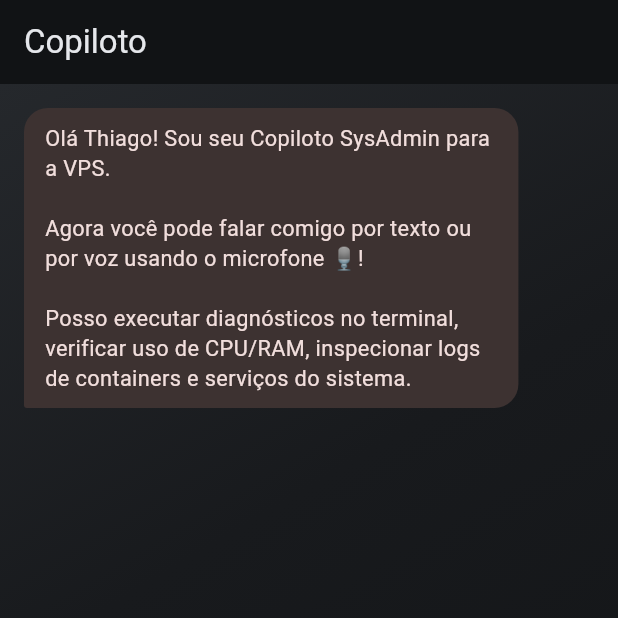
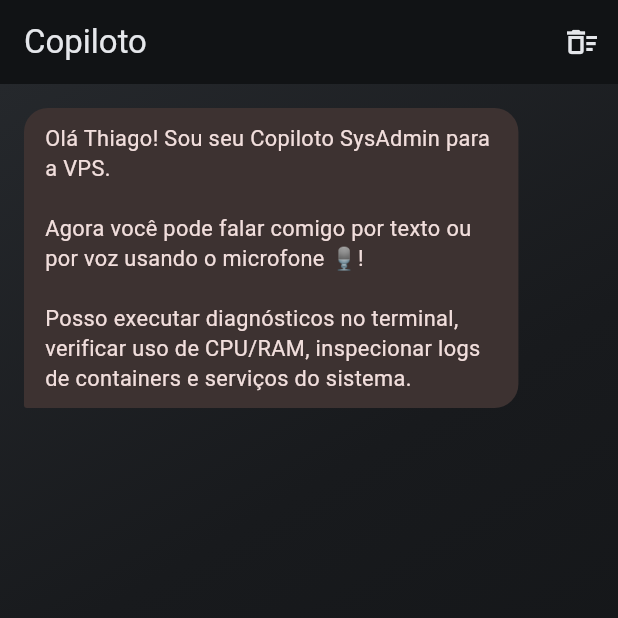
Before and after one commit to CostaPaiiva/Portfolio-showcase, a Flutter app: the HomeShell screen opened directly with empty values, item 4 of the bottom bar chosen, after a tap on the "arrow upward" icon, on a phone screen of 412 x 824 dp, the top half of it. Run offline on Flutter 3.47's test engine with Material 3 defaults, Android fonts, the phone set to English and light mode, and no system bars; our stand-ins replace flutter_local_notifications, flutter_secure_storage, speech_to_text; accounts and stored records are empty; network calls fail.

Commit message:
feat(mobile): persiste mensagens do copiloto e adiciona opcao de limpar chat

```diff
--- a/VPS-Controller/mobile/lib/screens/chat_screen.dart
+++ b/VPS-Controller/mobile/lib/screens/chat_screen.dart
@@ -1,11 +1,19 @@
 import 'package:flutter/material.dart';
 import 'package:speech_to_text/speech_to_text.dart' as stt;
 import '../services/api_service.dart';
+import '../services/chat_storage.dart';
 
 class ChatMessageItem {
   ChatMessageItem({required this.role, required this.text});
   final String role; // 'user' ou 'model'
   final String text;
+
+  Map<String, dynamic> toMap() => {'role': role, 'text': text};
+
+  factory ChatMessageItem.fromMap(Map<String, dynamic> map) => ChatMessageItem(
+        role: map['role'] as String? ?? 'user',
+        text: map['text'] as String? ?? '',
+      );
 }
 
 class ChatScreen extends StatefulWidget {
@@ -13,15 +21,18 @@ class ChatScreen extends StatefulWidget {
   final ApiService api;
 
   @override
-  State<ChatScreen> createState() => _ChatScreenState();
+  State<ChatScreen> createState() => ChatScreenState();
 }
 
-class _ChatScreenState extends State<ChatScreen> {
-  final List<ChatMessageItem> _messages = [
+class ChatScreenState extends State<ChatScreen> {
+  static const String _defaultWelcomeText =
+      'Olá Thiago! Sou seu Copiloto SysAdmin para a VPS.\n\nAgora você pode falar comigo por texto ou por voz usando o microfone 🎙️!\n\nPosso executar diagnósticos no terminal, verificar uso de CPU/RAM, inspecionar logs de containers e serviços do sistema.';
+
+  final ChatStorage _chatStorage = ChatStorage();
+  List<ChatMessageItem> _messages = [
     ChatMessageItem(
       role: 'model',
-      text:
-          'Olá Thiago! Sou seu Copiloto SysAdmin para a VPS.\n\nAgora você pode falar comigo por texto ou por voz usando o microfone 🎙️!\n\nPosso executar diagnósticos no terminal, verificar uso de CPU/RAM, inspecionar logs de containers e serviços do sistema.',
+      text: _defaultWelcomeText,
     ),
   ];
   final TextEditingController _controller = TextEditingController();
@@ -34,7 +45,62 @@ class _ChatScreenState extends State<ChatScreen> {
   @override
   void initState() {
     super.initState();
+    _loadHistory();
     _initSpeech();
+  }
+
+  Future<void> _loadHistory() async {
+    final saved = await _chatStorage.loadMessages();
+    if (saved != null && saved.isNotEmpty && mounted) {
+      setState(() {
+        _messages = saved;
+      });
+      _scrollToBottom();
+    }
+  }
+
+  Future<void> clearChat() async {
+    final confirm = await showDialog<bool>(
+      context: context,
+      builder: (ctx) => AlertDialog(
+        title: const Text('Limpar conversa?'),
+        content: const Text(
+            'Todas as mensagens do Copiloto serão apagadas do dispositivo.'),
+        actions: [
+          TextButton(
+            onPressed: () => Navigator.of(ctx).pop(false),
+            child: const Text('Cancelar'),
+          ),
+          FilledButton.tonal(
+            style: FilledButton.styleFrom(
+              foregroundColor: Theme.of(ctx).colorScheme.error,
+            ),
+            onPressed: () => Navigator.of(ctx).pop(true),
+            child: const Text('Limpar'),
+          ),
+        ],
+      ),
+    );
+
+    if (confirm == true && mounted) {
+      await _chatStorage.clearMessages();
+      setState(() {
+        _messages = [
+          ChatMessageItem(
+            role: 'model',
+            text: _defaultWelcomeText,
+          ),
+        ];
+      });
+      if (mounted) {
+        ScaffoldMessenger.of(context).showSnackBar(
+          const SnackBar(
+            content: Text('Conversa do Copiloto limpa com sucesso.'),
+            duration: Duration(seconds: 2),
+          ),
+        );
+      }
+    }
   }
 
   Future<void> _initSpeech() async {
@@ -107,6 +173,7 @@ class _ChatScreenState extends State<ChatScreen> {
       _messages.add(ChatMessageItem(role: 'user', text: text));
       _loading = true;
     });
+    _chatStorage.saveMessages(_messages);
 
     _scrollToBottom();
 
@@ -119,6 +186,7 @@ class _ChatScreenState extends State<ChatScreen> {
         setState(() {
           _messages.add(ChatMessageItem(role: 'model', text: reply));
         });
+        await _chatStorage.saveMessages(_messages);
       }
     } catch (e) {
       if (mounted) {
@@ -130,6 +198,7 @@ class _ChatScreenState extends State<ChatScreen> {
             ),
           );
         });
+        await _chatStorage.saveMessages(_messages);
       }
     } finally {
       if (mounted) {
--- a/VPS-Controller/mobile/lib/screens/home_shell.dart
+++ b/VPS-Controller/mobile/lib/screens/home_shell.dart
@@ -26,6 +26,7 @@ class HomeShell extends StatefulWidget {
 class _HomeShellState extends State<HomeShell> {
   final _dashboardKey = GlobalKey<DashboardScreenState>();
   final _alertsKey = GlobalKey<AlertsScreenState>();
+  final _chatKey = GlobalKey<ChatScreenState>();
   Timer? _liveRefreshTimer;
   int index = 0;
 
@@ -60,12 +61,22 @@ class _HomeShellState extends State<HomeShell> {
       0 => DashboardScreen(key: _dashboardKey, api: widget.api),
       1 => DockerScreen(api: widget.api),
       2 => SystemScreen(api: widget.api),
-      3 => ChatScreen(api: widget.api),
+      3 => ChatScreen(key: _chatKey, api: widget.api),
       4 => AlertsScreen(key: _alertsKey, api: widget.api),
       _ => SettingsScreen(onLogout: widget.onLogout),
     };
     return Scaffold(
-        appBar: AppBar(title: Text(title)),
+        appBar: AppBar(
+          title: Text(title),
+          actions: [
+            if (index == 3)
+              IconButton(
+                icon: const Icon(Icons.delete_sweep_outlined),
+                tooltip: 'Limpar conversa',
+                onPressed: () => _chatKey.currentState?.clearChat(),
+              ),
+          ],
+        ),
         body: AppSurface(child: SafeArea(top: false, child: body)),
         bottomNavigationBar: NavigationBar(
           selectedIndex: index,
--- /dev/null
+++ b/VPS-Controller/mobile/lib/services/chat_storage.dart
@@ -0,0 +1,41 @@
+import 'dart:convert';
+import 'package:flutter_secure_storage/flutter_secure_storage.dart';
+import '../screens/chat_screen.dart';
+
+class ChatStorage {
+  ChatStorage({FlutterSecureStorage? storage})
+      : _storage = storage ?? const FlutterSecureStorage();
+
+  static const _chatHistoryKey = 'vps_controller.chat_history';
+  final FlutterSecureStorage _storage;
+
+  Future<List<ChatMessageItem>?> loadMessages() async {
+    try {
+      final jsonStr = await _storage.read(key: _chatHistoryKey);
+      if (jsonStr == null || jsonStr.isEmpty) return null;
+      final decoded = jsonDecode(jsonStr);
+      if (decoded is List) {
+        return decoded
+            .map((item) =>
+                ChatMessageItem.fromMap(Map<String, dynamic>.from(item as Map)))
+            .toList();
+      }
+    } catch (_) {
+      // Ignora erro de parsing e retorna nulo para usar a mensagem inicial padrão
+    }
+    return null;
+  }
+
+  Future<void> saveMessages(List<ChatMessageItem> messages) async {
+    try {
+      final listMap = messages.map((m) => m.toMap()).toList();
+      await _storage.write(key: _chatHistoryKey, value: jsonEncode(listMap));
+    } catch (_) {}
+  }
+
+  Future<void> clearMessages() async {
+    try {
+      await _storage.delete(key: _chatHistoryKey);
+    } catch (_) {}
+  }
+}
```
